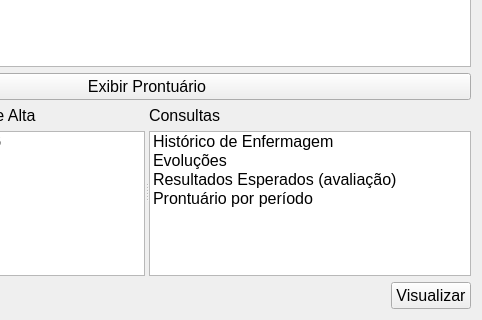
Old version of the form GUI/reports.ui in the repository LCapanelli/RP3; both pictures show x 194 to 676 and y 153 to 473 of the 676 by 473 pixel window.
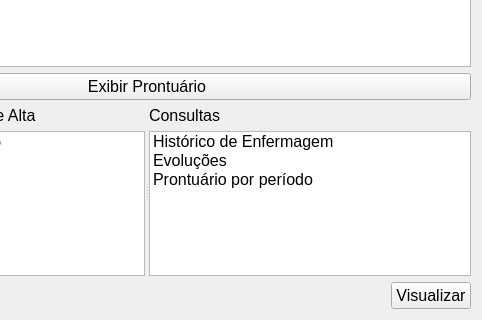
New version of the form.

Patch:
```diff
--- a/GUI/reports.ui
+++ b/GUI/reports.ui
@@ -154,11 +154,6 @@
            <string>Evoluções</string>
           </property>
          </item>
-         <item>
-          <property name="text">
-           <string>Resultados Esperados (avaliação)</string>
-          </property>
-         </item>
          <item>
           <property name="text">
            <string>Prontuário por período</string>
```
